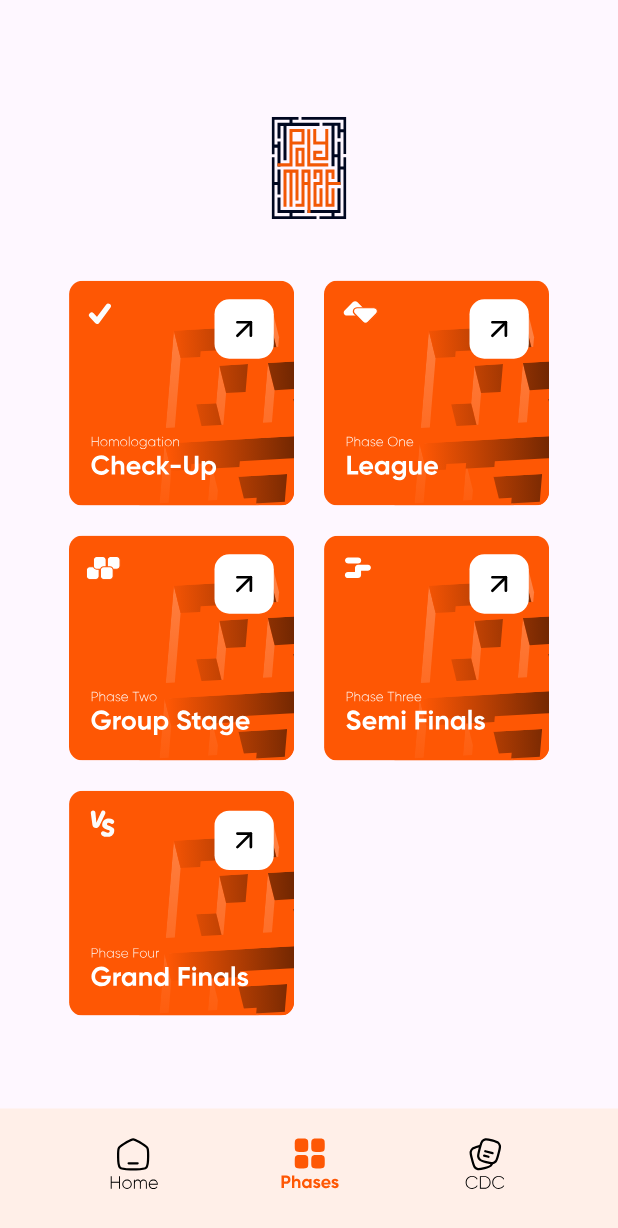
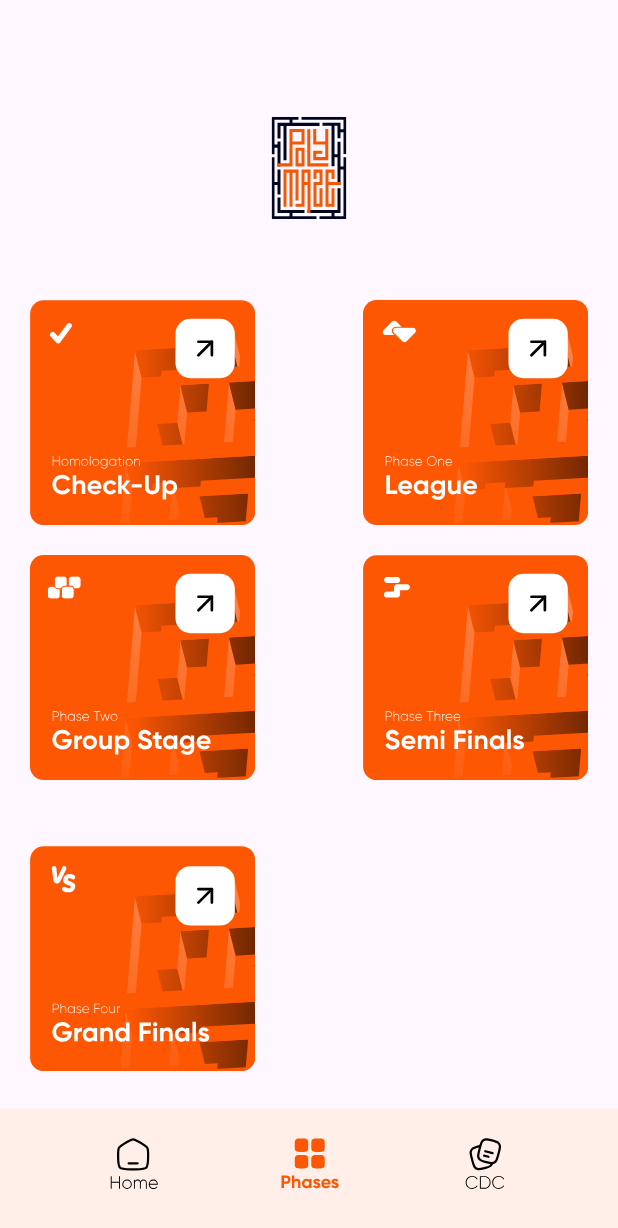
Before and after one commit to anwarzeghad/polymaze_app, a Flutter app: the screen it shows after launch, item 2 of the bottom bar chosen, on a phone screen of 412 x 824 dp. Shown: the top 1228 px of the screen. Run offline on Flutter 3.47's test engine with Material 3 defaults, Android fonts, the phone set to English and light mode, and no system bars; our stand-ins replace flutter_svg.

Commit message:
check + league + phases

```diff
--- a/lib/phases.dart
+++ b/lib/phases.dart
@@ -2,7 +2,14 @@ import 'package:flutter/material.dart';
 import 'package:flutter_svg/flutter_svg.dart';
 import 'nav.dart';
 import 'home.dart';
-import 'cdc.dart';// <--- IMPORT NECESSAIRE
+import 'cdc.dart';
+
+// Ces imports supposent que tu as créé ces fichiers/pages
+import 'group.dart';
+import 'check.dart';
+import 'league.dart';
+import 'semi.dart';
+import 'grandfinal.dart';
 
 class PhasesPage extends StatefulWidget {
   const PhasesPage({super.key});
@@ -35,12 +42,34 @@ class _PhasesPageState extends State<PhasesPage> {
     }
   }
 
+  Widget svgButton(String asset, double top, double bottom, double left, double right, Widget targetPage) {
+    return Positioned(
+      top: top != 0 ? top : null,
+      bottom: bottom != 0 ? bottom : null,
+      left: left != 0 ? left : null,
+      right: right != 0 ? right : null,
+      child: GestureDetector(
+        onTap: () {
+          Navigator.push(
+            context,
+            MaterialPageRoute(builder: (context) => targetPage),
+          );
+        },
+        child: SvgPicture.asset(
+          asset,
+          width: 150,
+          height: 150,
+        ),
+      ),
+    );
+  }
 
   @override
   Widget build(BuildContext context) {
     return Scaffold(
       body: Stack(
         children: [
+          // Logo du haut
           Center(
             child: Padding(
               padding: const EdgeInsets.only(bottom: 600),
@@ -51,72 +80,15 @@ class _PhasesPageState extends State<PhasesPage> {
               ),
             ),
           ),
-          Center(
-            child: Padding(
-              padding: const EdgeInsets.only(bottom: 300),
-              child : Padding(
-                padding: const EdgeInsets.only(right: 170),
-              child: SvgPicture.asset(
-                'assets/images/check.svg',
-                width: 150,
-                height: 150,
-              ),
-            ),
-          ),
-        ),
-          Center(
-            child: Padding(
-              padding: const EdgeInsets.only(top:40),
-              child : Padding(
-                padding: const EdgeInsets.only(right: 170),
-              child: SvgPicture.asset(
-                'assets/images/groupe.svg',
-                width: 150,
-                height: 150,
-              ),
-            ),
-          ),
-        ),
 
-          Center(
-            child: Padding(
-              padding: const EdgeInsets.only(bottom: 300),
-              child : Padding(
-                padding: const EdgeInsets.only(left: 170),
-              child: SvgPicture.asset(
-                'assets/images/league.svg',
-                width: 150,
-                height: 150,
-              ),
-            ),
-          ),
-        ),
-        Center(
-            child: Padding(
-              padding: const EdgeInsets.only(top: 40),
-              child : Padding(
-                padding: const EdgeInsets.only(left: 170),
-              child: SvgPicture.asset(
-                'assets/images/semi.svg',
-                width: 150,
-                height: 150,
-              ),
-            ),
-          ),
-        ),
-        Center(
-            child: Padding(
-              padding: const EdgeInsets.only(top: 380),
-              child : Padding(
-                padding: const EdgeInsets.only(right: 170),
-              child: SvgPicture.asset(
-                'assets/images/grand.svg',
-                width: 150,
-                height: 150,
-              ),
-            ),
-          ),
-        ),
+          // Boutons SVG positionnés
+          svgButton('assets/images/check.svg', 200, 0, 20, 0, const CheckPage()),
+          svgButton('assets/images/groupe.svg', 370, 0, 20, 0, const GroupPage()),
+          svgButton('assets/images/league.svg', 200, 0, 0, 20, const LeaguePage()),
+          svgButton('assets/images/semi.svg', 370, 0, 0, 20, const SemiPage()),
+          svgButton('assets/images/grand.svg', 0, 110, 20, 0, const GrandFinalPage()),
+
+          // Barre de navigation
           Positioned(
             bottom: 0,
             left: 0,
```
Also changed, not shown: lib/check.dart (added, +87 -0 lines), lib/grandfinal.dart (added, +13 -0 lines), lib/group.dart (added, +13 -0 lines), lib/league.dart (added, +87 -0 lines), lib/semi.dart (added, +13 -0 lines), assets/images/back.svg (added), assets/images/search.svg (added). Lines whose indentation alone changed are shown as unchanged.
